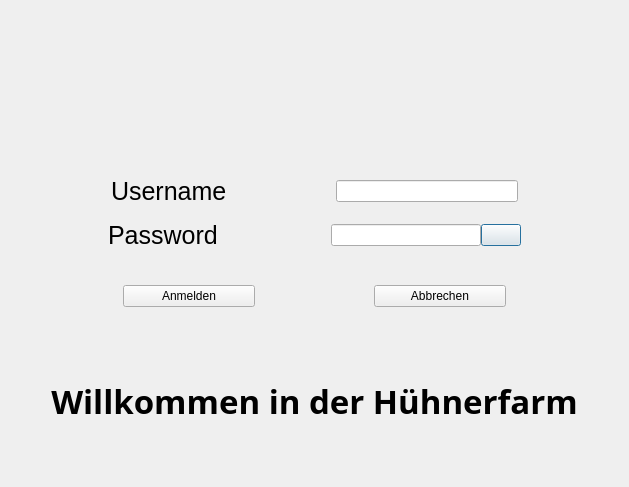
wangwenyao2019/huehnerManager, file dlgloginwindow.ui: the form before one commit.
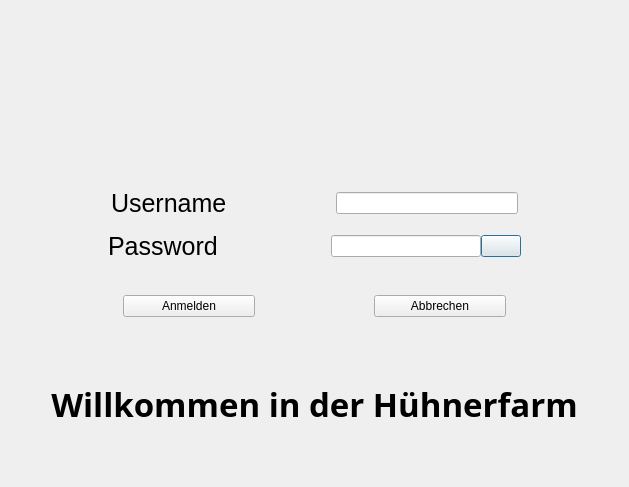
The form after the commit. Icons and pictures are not drawn.

The edit to the form file:
```diff
--- a/dlgloginwindow.ui
+++ b/dlgloginwindow.ui
@@ -63,7 +63,7 @@
      </item>
     </layout>
    </item>
-   <item row="1" column="0">
+   <item row="2" column="0">
     <layout class="QVBoxLayout" name="verticalLayout">
      <item>
       <layout class="QHBoxLayout" name="horizontalLayout_2">
@@ -320,7 +320,7 @@
      </item>
     </layout>
    </item>
-   <item row="2" column="0">
+   <item row="3" column="0">
     <widget class="QLabel" name="label_4">
      <property name="font">
       <font>
@@ -337,6 +337,19 @@
      </property>
     </widget>
    </item>
+   <item row="1" column="0">
+    <spacer name="horizontalSpacer_13">
+     <property name="orientation">
+      <enum>Qt::Horizontal</enum>
+     </property>
+     <property name="sizeHint" stdset="0">
+      <size>
+       <width>40</width>
+       <height>20</height>
+      </size>
+     </property>
+    </spacer>
+   </item>
   </layout>
  </widget>
  <resources>
```
